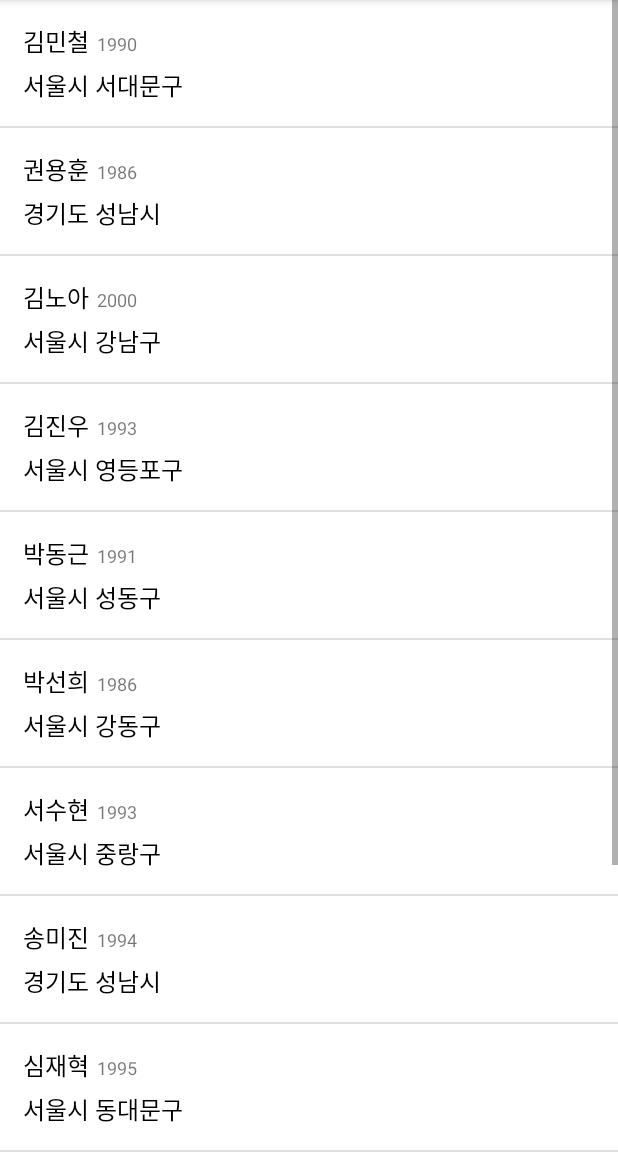
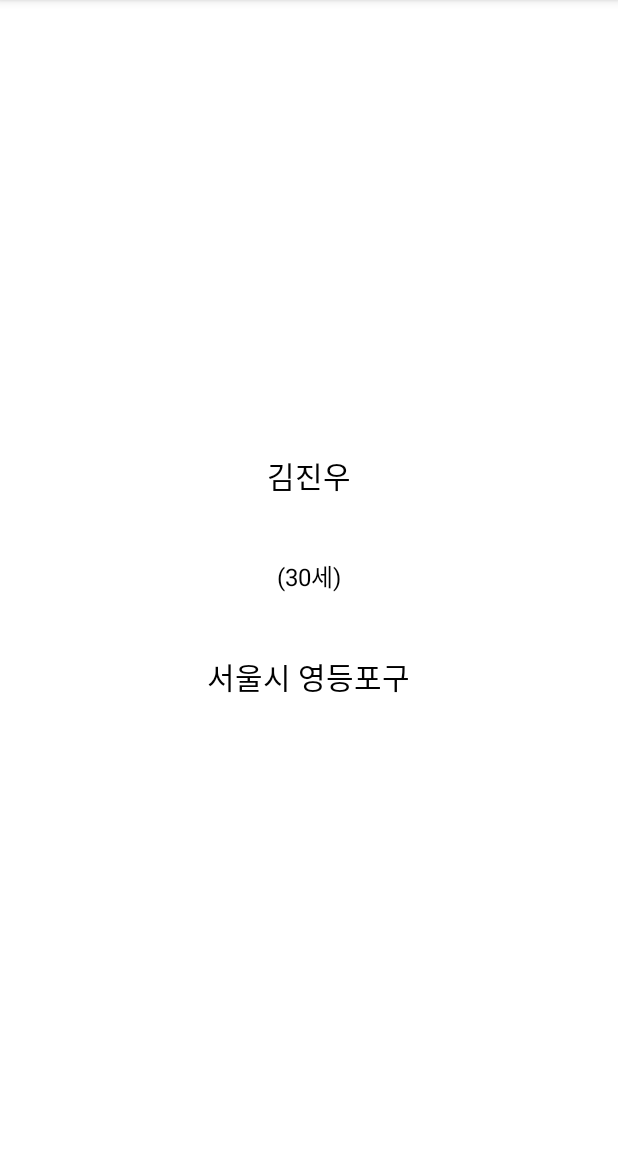
Before and after one commit to KoPoine/ListViewPractice_20220504_1, an Android app: the screen it shows after launch (MainActivity before the commit, DetailProfileActivity after it), after a tap on "김진우", on a phone screen of 412 x 824 dp, the part 84-1236 px from its top. Run offline under Robolectric (Android 15) with nearby library versions, the phone set to English and light mode, and no system bars.

Commit message:
추가 문제 2. 프로필 화면으로 데이터 들고가서 보여주기

```diff
--- a/app/src/main/java/com/neppplus/listviewpractice_20220504_1/DetailProfileActivity.kt
+++ b/app/src/main/java/com/neppplus/listviewpractice_20220504_1/DetailProfileActivity.kt
@@ -2,11 +2,19 @@ package com.neppplus.listviewpractice_20220504_1
 
 import androidx.appcompat.app.AppCompatActivity
 import android.os.Bundle
+import kotlinx.android.synthetic.main.activity_detail_profile.*
 
 class DetailProfileActivity : AppCompatActivity() {
     override fun onCreate(savedInstanceState: Bundle?) {
         super.onCreate(savedInstanceState)
         setContentView(R.layout.activity_detail_profile)
+        val name = intent.getStringExtra("name")
+        val birthYear = intent.getIntExtra("birthYear", 0)
+        val age = 2022 - birthYear + 1
+        val address = intent.getStringExtra("address")
 
+        nameTxt.text = name
+        ageTxt.text = "(${age}세)"
+        addressTxt.text = address
     }
 }
--- a/app/src/main/java/com/neppplus/listviewpractice_20220504_1/MainActivity.kt
+++ b/app/src/main/java/com/neppplus/listviewpractice_20220504_1/MainActivity.kt
@@ -1,5 +1,6 @@
 package com.neppplus.listviewpractice_20220504_1
 
+import android.content.Intent
 import androidx.appcompat.app.AppCompatActivity
 import android.os.Bundle
 import android.widget.Toast
@@ -32,13 +33,15 @@ class MainActivity : AppCompatActivity() {
         mainListView.adapter = mStudentAdapter
 
         mainListView.setOnItemClickListener { adapterView, view, i, l ->
-            Toast.makeText(this, "$i", Toast.LENGTH_SHORT).show()
+            val myIntent = Intent(this, DetailProfileActivity::class.java)
+            myIntent.putExtra("name", mStudentList[i].name)
+                .putExtra("birthYear", mStudentList[i].birthYear)
+                .putExtra("address", mStudentList[i].address)
+            startActivity(myIntent)
         }
-
-        mainListView.setOnItemLongClickListener { adapterView, view, i, l ->
-            Toast.makeText(this, "$i 길게 눌렀습니다.", Toast.LENGTH_SHORT).show()
-            return@setOnItemLongClickListener(true)
-        }
-
+//        mainListView.setOnItemLongClickListener { adapterView, view, i, l ->
+//            Toast.makeText(this, "$i 길게 눌렀습니다.", Toast.LENGTH_SHORT).show()
+//            return@setOnItemLongClickListener(true)
+//        }
     }
 }
--- a/app/src/main/java/com/neppplus/listviewpractice_20220504_1/adapters/StudentAdapter.kt
+++ b/app/src/main/java/com/neppplus/listviewpractice_20220504_1/adapters/StudentAdapter.kt
@@ -26,8 +26,10 @@ class StudentAdapter(
         val ageTxt = row.findViewById<TextView>(R.id.ageTxt)
         val addressTxt = row.findViewById<TextView>(R.id.addressTxt)
 
+        val age = 2022 - mList[position].birthYear + 1
+
         nameTxt.text = mList[position].name
-        ageTxt.text = mList[position].birthYear.toString()
+        ageTxt.text = "(${age}세)"
         addressTxt.text = mList[position].address
 
         return row
```
